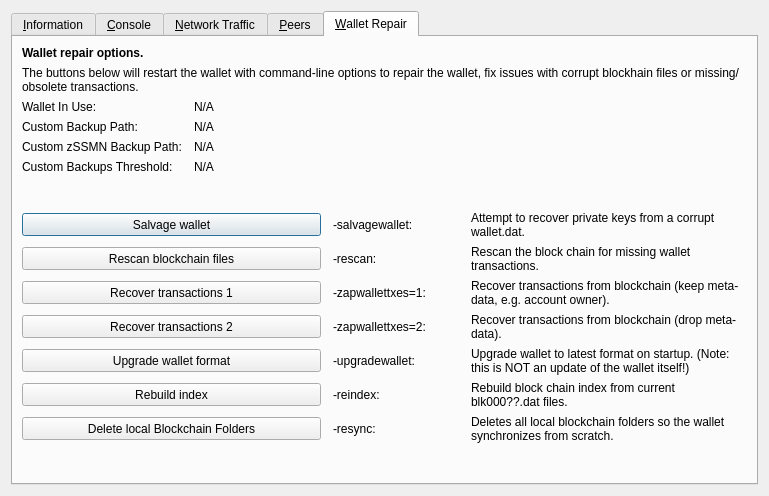
Qt form src/qt/forms/rpcconsole.ui (SpectreSecurityCoin/SpectreSecurityMN) before a commit.
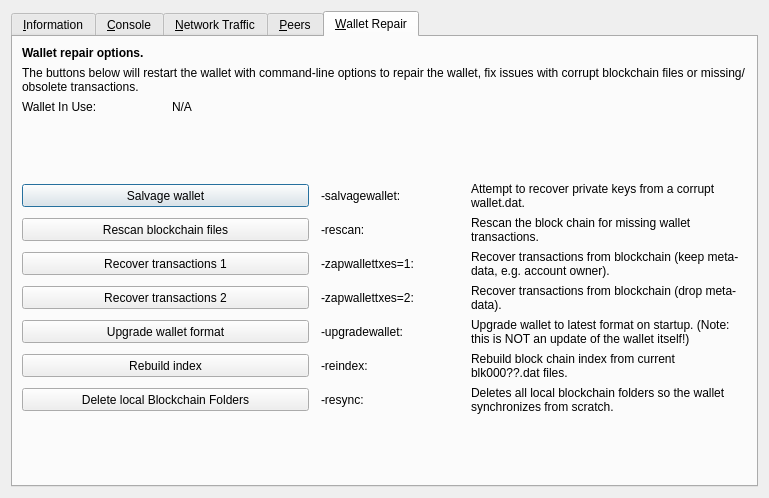
The same form after that commit. The open tabs and pages were chosen to show the change. Icons and pictures are not drawn. Custom widgets are drawn as their Qt base class.

Patch:
```diff
--- a/src/qt/forms/rpcconsole.ui
+++ b/src/qt/forms/rpcconsole.ui
@@ -7,7 +7,7 @@
     <x>0</x>
     <y>0</y>
     <width>769</width>
-    <height>496</height>
+    <height>498</height>
    </rect>
   </property>
   <property name="windowTitle">
@@ -1268,7 +1268,7 @@
           </font>
          </property>
          <property name="text">
-          <string>The buttons below will restart the wallet with command-line options to repair the wallet, fix issues with corrupt blockhain files or missing/obsolete transactions.</string>
+          <string>The buttons below will restart the wallet with command-line options to repair the wallet, fix issues with corrupt blockchain files or missing/obsolete transactions.</string>
          </property>
          <property name="wordWrap">
           <bool>true</bool>
@@ -1299,93 +1299,6 @@
         </widget>
        </item>
        <item row="3" column="0">
-        <widget class="QLabel" name="wallet_custombackuppath_label">
-         <property name="visible">
-          <bool>false</bool>
-         </property>
-         <property name="text">
-          <string>Custom Backup Path:</string>
-         </property>
-        </widget>
-       </item>
-       <item row="3" column="1" colspan="3">
-        <widget class="QLabel" name="wallet_custombackuppath">
-         <property name="cursor">
-          <cursorShape>IBeamCursor</cursorShape>
-         </property>
-         <property name="visible">
-          <bool>false</bool>
-         </property>
-         <property name="text">
-          <string>N/A</string>
-         </property>
-         <property name="textFormat">
-          <enum>Qt::PlainText</enum>
-         </property>
-         <property name="textInteractionFlags">
-          <set>Qt::LinksAccessibleByMouse|Qt::TextSelectableByKeyboard|Qt::TextSelectableByMouse</set>
-         </property>
-        </widget>
-       </item>
-       <item row="4" column="0">
-        <widget class="QLabel" name="wallet_customzssmnbackuppath_label">
-         <property name="visible">
-          <bool>false</bool>
-         </property>
-         <property name="text">
-          <string>Custom zSSMN Backup Path:</string>
-         </property>
-        </widget>
-       </item>
-       <item row="4" column="1" colspan="3">
-        <widget class="QLabel" name="wallet_customzssmnbackuppath">
-         <property name="cursor">
-          <cursorShape>IBeamCursor</cursorShape>
-         </property>
-         <property name="visible">
-          <bool>false</bool>
-         </property>
-         <property name="text">
-          <string>N/A</string>
-         </property>
-         <property name="textFormat">
-          <enum>Qt::PlainText</enum>
-         </property>
-         <property name="textInteractionFlags">
-          <set>Qt::LinksAccessibleByMouse|Qt::TextSelectableByKeyboard|Qt::TextSelectableByMouse</set>
-         </property>
-        </widget>
-       </item>
-       <item row="5" column="0">
-        <widget class="QLabel" name="wallet_custombackupthreshold_label">
-         <property name="visible">
-          <bool>false</bool>
-         </property>
-         <property name="text">
-          <string>Custom Backups Threshold:</string>
-         </property>
-        </widget>
-       </item>
-       <item row="5" column="1" colspan="3">
-        <widget class="QLabel" name="wallet_custombackupthreshold">
-         <property name="cursor">
-          <cursorShape>IBeamCursor</cursorShape>
-         </property>
-         <property name="visible">
-          <bool>false</bool>
-         </property>
-         <property name="text">
-          <string>N/A</string>
-         </property>
-         <property name="textFormat">
-          <enum>Qt::PlainText</enum>
-         </property>
-         <property name="textInteractionFlags">
-          <set>Qt::LinksAccessibleByMouse|Qt::TextSelectableByKeyboard|Qt::TextSelectableByMouse</set>
-         </property>
-        </widget>
-       </item>
-       <item row="6" column="0">
         <spacer name="verticalSpacer_repair1">
          <property name="orientation">
           <enum>Qt::Vertical</enum>
@@ -1398,7 +1311,7 @@
          </property>
         </spacer>
        </item>
-       <item row="7" column="0" colspan="2">
+       <item row="4" column="0" colspan="2">
         <widget class="QPushButton" name="btn_salvagewallet">
          <property name="minimumSize">
           <size>
@@ -1411,14 +1324,14 @@
          </property>
         </widget>
        </item>
-       <item row="7" column="2">
+       <item row="4" column="2">
         <widget class="QLabel" name="label_repair_salvage_command">
          <property name="text">
           <string notr="true">-salvagewallet:</string>
          </property>
         </widget>
        </item>
-       <item row="7" column="3">
+       <item row="4" column="3">
         <widget class="QLabel" name="label_repair_salvage">
          <property name="text">
           <string>Attempt to recover private keys from a corrupt wallet.dat.</string>
@@ -1428,7 +1341,7 @@
          </property>
         </widget>
        </item>
-       <item row="8" column="0" colspan="2">
+       <item row="5" column="0" colspan="2">
         <widget class="QPushButton" name="btn_rescan">
          <property name="minimumSize">
           <size>
@@ -1441,14 +1354,14 @@
          </property>
         </widget>
        </item>
-       <item row="8" column="2">
+       <item row="5" column="2">
         <widget class="QLabel" name="label_repair_rescan_command">
          <property name="text">
           <string notr="true">-rescan:</string>
          </property>
         </widget>
        </item>
-       <item row="8" column="3">
+       <item row="5" column="3">
         <widget class="QLabel" name="label_repair_rescan">
          <property name="text">
           <string>Rescan the block chain for missing wallet transactions.</string>
@@ -1458,7 +1371,7 @@
          </property>
         </widget>
        </item>
-       <item row="9" column="0" colspan="2">
+       <item row="6" column="0" colspan="2">
         <widget class="QPushButton" name="btn_zapwallettxes1">
          <property name="minimumSize">
           <size>
@@ -1471,14 +1384,14 @@
          </property>
         </widget>
        </item>
-       <item row="9" column="2">
+       <item row="6" column="2">
         <widget class="QLabel" name="label_repair_zap1_command">
          <property name="text">
           <string notr="true">-zapwallettxes=1:</string>
          </property>
         </widget>
        </item>
-       <item row="9" column="3">
+       <item row="6" column="3">
         <widget class="QLabel" name="label_repair_zap1">
          <property name="text">
           <string>Recover transactions from blockchain (keep meta-data, e.g. account owner).</string>
@@ -1488,7 +1401,7 @@
          </property>
         </widget>
        </item>
-       <item row="10" column="0" colspan="2">
+       <item row="7" column="0" colspan="2">
         <widget class="QPushButton" name="btn_zapwallettxes2">
          <property name="minimumSize">
           <size>
@@ -1501,14 +1414,14 @@
          </property>
         </widget>
        </item>
-       <item row="10" column="2">
+       <item row="7" column="2">
         <widget class="QLabel" name="label_repair_zap2_command">
          <property name="text">
           <string notr="true">-zapwallettxes=2:</string>
          </property>
         </widget>
        </item>
-       <item row="10" column="3">
+       <item row="7" column="3">
         <widget class="QLabel" name="label_repair_zap2">
          <property name="text">
           <string>Recover transactions from blockchain (drop meta-data).</string>
@@ -1518,7 +1431,7 @@
          </property>
         </widget>
        </item>
-       <item row="11" column="0" colspan="2">
+       <item row="8" column="0" colspan="2">
         <widget class="QPushButton" name="btn_upgradewallet">
          <property name="minimumSize">
           <size>
@@ -1531,14 +1444,14 @@
          </property>
         </widget>
        </item>
-       <item row="11" column="2">
+       <item row="8" column="2">
         <widget class="QLabel" name="label_repair_upgrade_command">
          <property name="text">
           <string notr="true">-upgradewallet:</string>
          </property>
         </widget>
        </item>
-       <item row="11" column="3">
+       <item row="8" column="3">
         <widget class="QLabel" name="label_repair_upgrade">
          <property name="text">
           <string>Upgrade wallet to latest format on startup. (Note: this is NOT an update of the wallet itself!)</string>
@@ -1548,7 +1461,7 @@
          </property>
         </widget>
        </item>
-       <item row="12" column="0" colspan="2">
+       <item row="9" column="0" colspan="2">
         <widget class="QPushButton" name="btn_reindex">
          <property name="minimumSize">
           <size>
@@ -1561,14 +1474,14 @@
          </property>
         </widget>
        </item>
-       <item row="12" column="2">
+       <item row="9" column="2">
         <widget class="QLabel" name="label_repair_reindex_command">
          <property name="text">
           <string notr="true">-reindex:</string>
          </property>
         </widget>
        </item>
-       <item row="12" column="3">
+       <item row="9" column="3">
         <widget class="QLabel" name="label_repair_reindex">
          <property name="text">
           <string>Rebuild block chain index from current blk000??.dat files.</string>
@@ -1578,7 +1491,7 @@
          </property>
         </widget>
        </item>
-       <item row="13" column="0" colspan="2">
+       <item row="10" column="0" colspan="2">
         <widget class="QPushButton" name="btn_resync">
          <property name="minimumSize">
           <size>
@@ -1591,14 +1504,14 @@
          </property>
         </widget>
        </item>
-       <item row="13" column="2">
+       <item row="10" column="2">
         <widget class="QLabel" name="label_repair_resync_command">
          <property name="text">
           <string>-resync:</string>
          </property>
         </widget>
        </item>
-       <item row="13" column="3">
+       <item row="10" column="3">
         <widget class="QLabel" name="label_repair_resync">
          <property name="text">
           <string>Deletes all local blockchain folders so the wallet synchronizes from scratch.</string>
@@ -1608,7 +1521,7 @@
          </property>
         </widget>
        </item>
-       <item row="14" column="0">
+       <item row="11" column="0">
         <spacer name="verticalSpacer_repair2">
          <property name="orientation">
           <enum>Qt::Vertical</enum>
```
Left out of the diff: 127 changed lines with no effect on the pictures.
